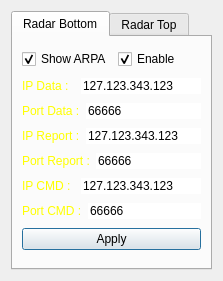
Qt form RadarArmed2020/dialogradar.ui (MiftahSalam/Radar-Armed-2020) before a commit.
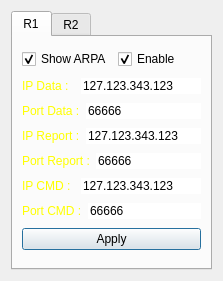
The same form after that commit. The open tabs and pages were chosen to show the change.

Commit message: change Radar Top and Bottom text to R1/R2, change parser function of room sensor, change track sender implementation (brodcast method and add track data field as specification)

Diff of the .ui file:
```diff
--- a/RadarArmed2020/dialogradar.ui
+++ b/RadarArmed2020/dialogradar.ui
@@ -26,7 +26,7 @@
      </property>
      <widget class="QWidget" name="tabRBottom">
       <attribute name="title">
-       <string>Radar Bottom</string>
+       <string>R1</string>
       </attribute>
       <layout class="QVBoxLayout" name="verticalLayout">
        <item>
@@ -281,7 +281,7 @@
      </widget>
      <widget class="QWidget" name="tabRTop">
       <attribute name="title">
-       <string>Radar Top</string>
+       <string>R2</string>
       </attribute>
       <layout class="QVBoxLayout" name="verticalLayout_2">
        <item>
```
Left out of the diff: 2 changed lines with no effect on the pictures. The commit also changes 9 other files.
